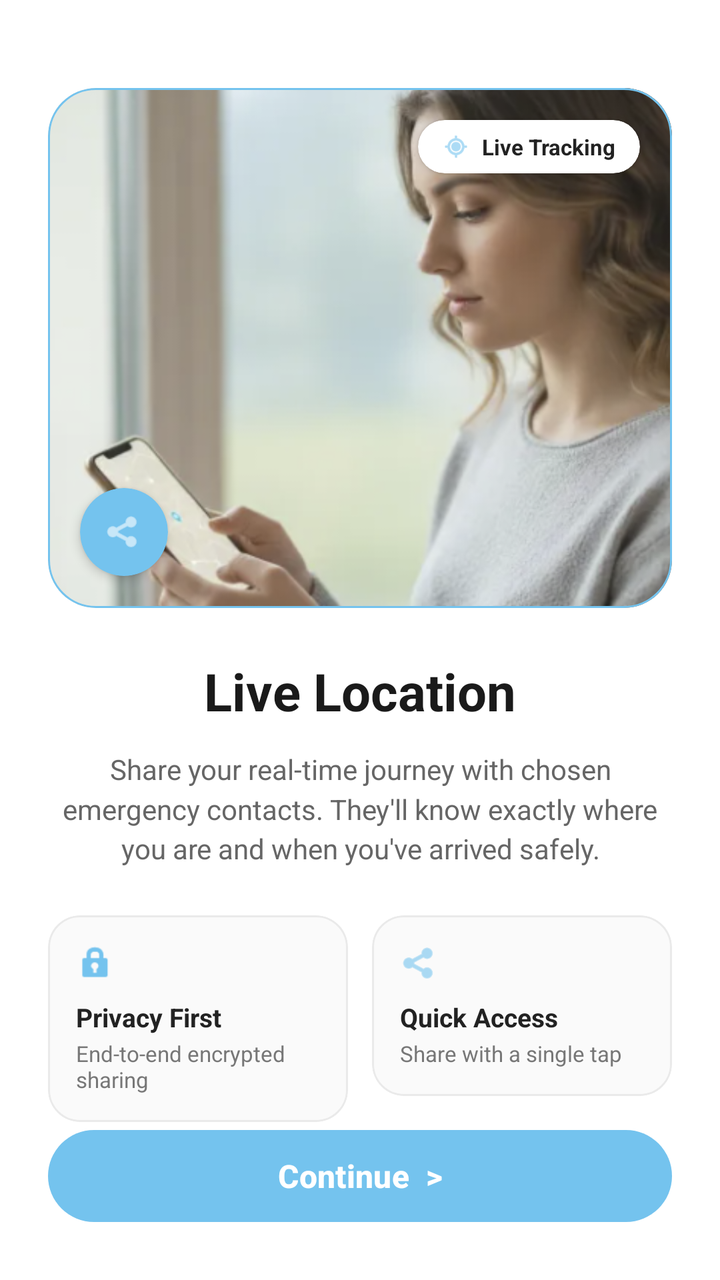
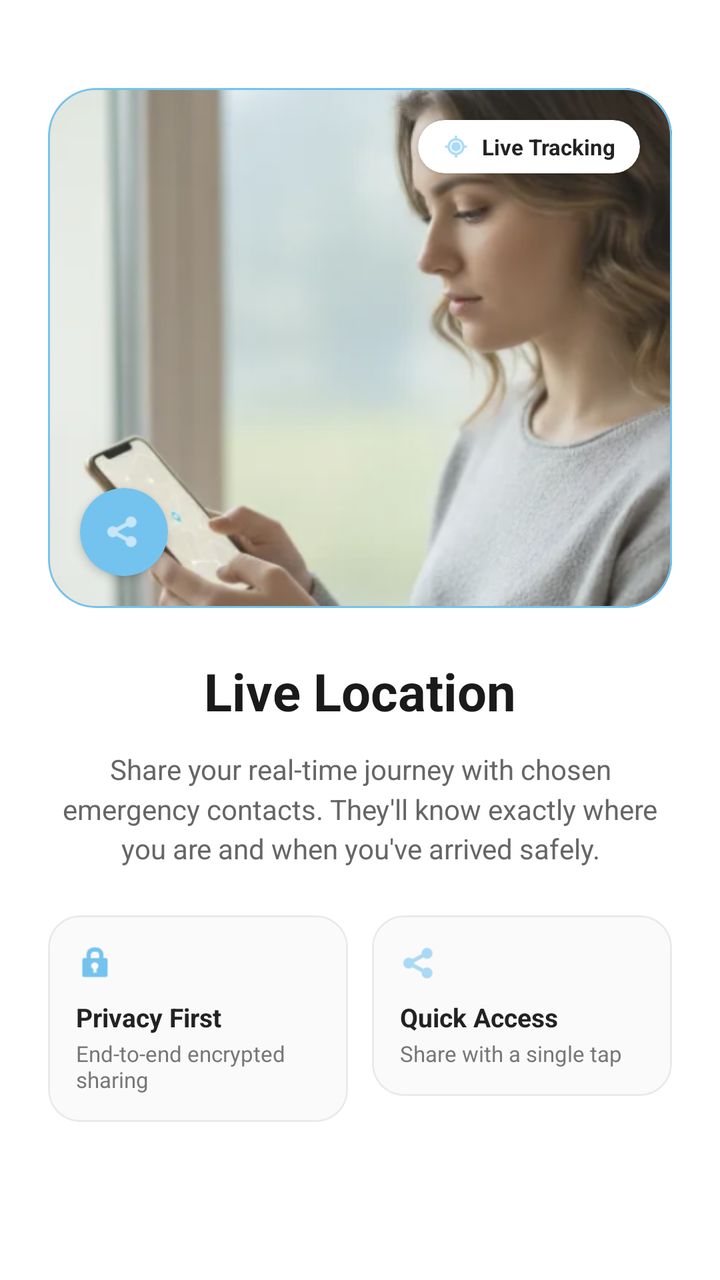

Screens rendered from an Android XML layout before and after an edit, with the pre-edit source and the edit as a unified diff.
<!-- AndroidManifest.xml: application theme Theme.SafeRoute -->
<!-- res/layout/item_onboarding_location.xml -->
<?xml version="1.0" encoding="utf-8"?>
<LinearLayout xmlns:android="http://schemas.android.com/apk/res/android"
    xmlns:app="http://schemas.android.com/apk/res-auto"
    android:layout_width="match_parent"
    android:layout_height="match_parent"
    android:orientation="vertical"
    android:background="#FFFFFF"
    android:padding="24dp">

    <com.google.android.material.card.MaterialCardView
        android:layout_width="match_parent"
        android:layout_height="260dp"
        android:layout_marginTop="20dp"
        app:cardCornerRadius="24dp"
        app:cardElevation="0dp"
        app:strokeWidth="1dp"
        app:strokeColor="#74C3EE">

        <RelativeLayout
            android:layout_width="match_parent"
            android:layout_height="match_parent">


            <ImageView
                android:layout_width="match_parent"
                android:layout_height="match_parent"
                android:src="@drawable/boarding_location"
                android:scaleType="centerCrop" />


            <com.google.android.material.card.MaterialCardView
                android:layout_width="wrap_content"
                android:layout_height="wrap_content"
                android:layout_alignParentEnd="true"
                android:layout_alignParentTop="true"
                android:layout_margin="16dp"
                app:cardCornerRadius="14dp"
                app:cardElevation="2dp"
                app:cardBackgroundColor="#FFFFFF"
                app:strokeWidth="0dp">
                <LinearLayout
                    android:layout_width="wrap_content"
                    android:layout_height="wrap_content"
                    android:orientation="horizontal"
                    android:paddingHorizontal="12dp"
                    android:paddingVertical="6dp"
                    android:gravity="center_vertical">
                    <ImageView
                        android:layout_width="14dp"
                        android:layout_height="14dp"
                        android:src="@android:drawable/ic_menu_mylocation"
                        app:tint="#74C3EE"
                        android:layout_marginEnd="6dp"/>
                    <TextView
                        android:layout_width="wrap_content"
                        android:layout_height="wrap_content"
                        android:text="Live Tracking"
                        android:textColor="#222222"
                        android:textSize="11sp"
                        android:textStyle="bold"/>
                </LinearLayout>
            </com.google.android.material.card.MaterialCardView>


            <com.google.android.material.card.MaterialCardView
                android:layout_width="44dp"
                android:layout_height="44dp"
                android:layout_alignParentBottom="true"
                android:layout_alignParentStart="true"
                android:layout_margin="16dp"
                app:cardCornerRadius="22dp"
                app:cardElevation="3dp"
                app:cardBackgroundColor="#74C3EE"
                app:strokeWidth="0dp">
                <ImageView
                    android:layout_width="20dp"
                    android:layout_height="20dp"
                    android:layout_gravity="center"
                    android:src="@android:drawable/ic_menu_share"
                    app:tint="#FFFFFF" />
            </com.google.android.material.card.MaterialCardView>

        </RelativeLayout>
    </com.google.android.material.card.MaterialCardView>


    <TextView
        android:layout_width="wrap_content"
        android:layout_height="wrap_content"
        android:text="Live Location"
        android:textColor="#1A1A1A"
        android:textSize="26sp"
        android:textStyle="bold"
        android:layout_gravity="center_horizontal"
        android:layout_marginTop="24dp" />

    <TextView
        android:layout_width="match_parent"
        android:layout_height="wrap_content"
        android:text="Share your real-time journey with chosen emergency contacts. They'll know exactly where you are and when you've arrived safely."
        android:textColor="#666666"
        android:textSize="14sp"
        android:gravity="center"
        android:layout_marginTop="12dp"
        android:lineSpacingMultiplier="1.2" />


    <LinearLayout
        android:layout_width="match_parent"
        android:layout_height="wrap_content"
        android:orientation="horizontal"
        android:layout_marginTop="24dp"
        android:weightSum="2">


        <com.google.android.material.card.MaterialCardView
            android:layout_width="0dp"
            android:layout_height="wrap_content"
            android:layout_weight="1"
            android:layout_marginEnd="6dp"
            app:cardCornerRadius="16dp"
            app:cardBackgroundColor="#FAFAFA"
            app:strokeColor="#EAEAEA"
            app:strokeWidth="1dp"
            app:cardElevation="0dp">
            <LinearLayout
                android:layout_width="match_parent"
                android:layout_height="wrap_content"
                android:orientation="vertical"
                android:padding="14dp">

                <ImageView
                    android:layout_width="20dp"
                    android:layout_height="20dp"
                    android:src="@android:drawable/ic_lock_idle_lock"
                    app:tint="#74C3EE"/>
                <TextView
                    android:layout_width="wrap_content"
                    android:layout_height="wrap_content"
                    android:text="Privacy First"
                    android:textStyle="bold"
                    android:textColor="#222222"
                    android:layout_marginTop="8dp"
                    android:textSize="13sp"/>
                <TextView
                    android:layout_width="match_parent"
                    android:layout_height="wrap_content"
                    android:text="End-to-end encrypted sharing"
                    android:textColor="#777777"
                    android:textSize="11sp"
                    android:layout_marginTop="2dp"/>
            </LinearLayout>
        </com.google.android.material.card.MaterialCardView>


        <com.google.android.material.card.MaterialCardView
            android:layout_width="0dp"
            android:layout_height="wrap_content"
            android:layout_weight="1"
            android:layout_marginStart="6dp"
            app:cardCornerRadius="16dp"
            app:cardBackgroundColor="#FAFAFA"
            app:strokeColor="#EAEAEA"
            app:strokeWidth="1dp"
            app:cardElevation="0dp">
            <LinearLayout
                android:layout_width="match_parent"
                android:layout_height="wrap_content"
                android:orientation="vertical"
                android:padding="14dp">
                <ImageView
                    android:layout_width="20dp"
                    android:layout_height="20dp"
                    android:src="@android:drawable/ic_menu_share"
                    app:tint="#74C3EE"/>
                <TextView
                    android:layout_width="wrap_content"
                    android:layout_height="wrap_content"
                    android:text="Quick Access"
                    android:textStyle="bold"
                    android:textColor="#222222"
                    android:layout_marginTop="8dp"
                    android:textSize="13sp"/>
                <TextView
                    android:layout_width="match_parent"
                    android:layout_height="wrap_content"
                    android:text="Share with a single tap"
                    android:textColor="#777777"
                    android:textSize="11sp"
                    android:layout_marginTop="2dp"/>
            </LinearLayout>
        </com.google.android.material.card.MaterialCardView>
    </LinearLayout>

    <View
        android:layout_width="match_parent"
        android:layout_height="0dp"
        android:layout_weight="1" />


    <LinearLayout
        android:layout_width="match_parent"
        android:layout_height="wrap_content"
        android:orientation="vertical"
        android:gravity="center_horizontal"
        android:layout_marginBottom="8dp">

        <com.google.android.material.button.MaterialButton
            android:id="@+id/btnContinue"
            android:layout_width="match_parent"
            android:layout_height="54dp"
            android:text="Continue  >"
            android:textColor="#FFFFFF"
            android:textSize="16sp"
            android:textStyle="bold"
            app:backgroundTint="#74C3EE"
            app:cornerRadius="27dp"
            app:elevation="2dp" />

        <TextView
            android:id="@+id/tvSkipToDashboard"
            android:layout_width="wrap_content"
            android:layout_height="wrap_content"
            android:text="Skip to Dashboard"
            android:textColor="#999999"
            android:textSize="13sp"
            android:layout_marginTop="14dp"
            android:padding="4dp" />
    </LinearLayout>

</LinearLayout>
<!-- resources referenced by this layout -->
<resources>
  <!-- drawable boarding_location: png bitmap (drawable, 144806 bytes) -->
  <style name="Theme.SafeRoute" parent="Base.Theme.SafeRoute" />
  <style name="Base.Theme.SafeRoute" parent="Theme.Material3.DayNight.NoActionBar">
          
          
      </style>
</resources>

<!-- the commit's change to res/layout/item_onboarding_location.xml (unified diff, before → after) -->
@@ -3,8 +3,8 @@
     xmlns:app="http://schemas.android.com/apk/res-auto"
     android:layout_width="match_parent"
     android:layout_height="match_parent"
+    android:background="#FFFFFF"
     android:orientation="vertical"
-    android:background="#FFFFFF"
     android:padding="24dp">
 
     <com.google.android.material.card.MaterialCardView
@@ -13,8 +13,8 @@
         android:layout_marginTop="20dp"
         app:cardCornerRadius="24dp"
         app:cardElevation="0dp"
-        app:strokeWidth="1dp"
-        app:strokeColor="#74C3EE">
+        app:strokeColor="#74C3EE"
+        app:strokeWidth="1dp">
 
         <RelativeLayout
             android:layout_width="match_parent"
@@ -24,40 +24,43 @@
             <ImageView
                 android:layout_width="match_parent"
                 android:layout_height="match_parent"
-                android:src="@drawable/boarding_location"
-                android:scaleType="centerCrop" />
+                android:scaleType="centerCrop"
+                android:src="@drawable/boarding_location" />
 
 
             <com.google.android.material.card.MaterialCardView
                 android:layout_width="wrap_content"
                 android:layout_height="wrap_content"
+                android:layout_alignParentTop="true"
                 android:layout_alignParentEnd="true"
-                android:layout_alignParentTop="true"
                 android:layout_margin="16dp"
+                app:cardBackgroundColor="#FFFFFF"
                 app:cardCornerRadius="14dp"
                 app:cardElevation="2dp"
-                app:cardBackgroundColor="#FFFFFF"
                 app:strokeWidth="0dp">
+
                 <LinearLayout
                     android:layout_width="wrap_content"
                     android:layout_height="wrap_content"
+                    android:gravity="center_vertical"
                     android:orientation="horizontal"
                     android:paddingHorizontal="12dp"
-                    android:paddingVertical="6dp"
-                    android:gravity="center_vertical">
+                    android:paddingVertical="6dp">
+
                     <ImageView
                         android:layout_width="14dp"
                         android:layout_height="14dp"
+                        android:layout_marginEnd="6dp"
                         android:src="@android:drawable/ic_menu_mylocation"
-                        app:tint="#74C3EE"
-                        android:layout_marginEnd="6dp"/>
+                        app:tint="#74C3EE" />
+
                     <TextView
                         android:layout_width="wrap_content"
                         android:layout_height="wrap_content"
                         android:text="Live Tracking"
                         android:textColor="#222222"
                         android:textSize="11sp"
-                        android:textStyle="bold"/>
+                        android:textStyle="bold" />
                 </LinearLayout>
             </com.google.android.material.card.MaterialCardView>
 
@@ -65,13 +68,14 @@
             <com.google.android.material.card.MaterialCardView
                 android:layout_width="44dp"
                 android:layout_height="44dp"
+                android:layout_alignParentStart="true"
                 android:layout_alignParentBottom="true"
-                android:layout_alignParentStart="true"
                 android:layout_margin="16dp"
+                app:cardBackgroundColor="#74C3EE"
                 app:cardCornerRadius="22dp"
                 app:cardElevation="3dp"
-                app:cardBackgroundColor="#74C3EE"
                 app:strokeWidth="0dp">
+
                 <ImageView
                     android:layout_width="20dp"
                     android:layout_height="20dp"
@@ -87,42 +91,43 @@
     <TextView
         android:layout_width="wrap_content"
         android:layout_height="wrap_content"
+        android:layout_gravity="center_horizontal"
+        android:layout_marginTop="24dp"
         android:text="Live Location"
         android:textColor="#1A1A1A"
         android:textSize="26sp"
-        android:textStyle="bold"
-        android:layout_gravity="center_horizontal"
-        android:layout_marginTop="24dp" />
+        android:textStyle="bold" />
 
     <TextView
         android:layout_width="match_parent"
         android:layout_height="wrap_content"
+        android:layout_marginTop="12dp"
+        android:gravity="center"
+        android:lineSpacingMultiplier="1.2"
         android:text="Share your real-time journey with chosen emergency contacts. They'll know exactly where you are and when you've arrived safely."
         android:textColor="#666666"
-        android:textSize="14sp"
-        android:gravity="center"
-        android:layout_marginTop="12dp"
-        android:lineSpacingMultiplier="1.2" />
+        android:textSize="14sp" />
 
 
     <LinearLayout
         android:layout_width="match_parent"
         android:layout_height="wrap_content"
+        android:layout_marginTop="24dp"
         android:orientation="horizontal"
-        android:layout_marginTop="24dp"
         android:weightSum="2">
 
 
         <com.google.android.material.card.MaterialCardView
             android:layout_width="0dp"
             android:layout_height="wrap_content"
+            android:layout_marginEnd="6dp"
             android:layout_weight="1"
-            android:layout_marginEnd="6dp"
+            app:cardBackgroundColor="#FAFAFA"
             app:cardCornerRadius="16dp"
-            app:cardBackgroundColor="#FAFAFA"
+            app:cardElevation="0dp"
             app:strokeColor="#EAEAEA"
-            app:strokeWidth="1dp"
-            app:cardElevation="0dp">
+            app:strokeWidth="1dp">
+
             <LinearLayout
                 android:layout_width="match_parent"
                 android:layout_height="wrap_content"
@@ -133,22 +138,24 @@
                     android:layout_width="20dp"
                     android:layout_height="20dp"
                     android:src="@android:drawable/ic_lock_idle_lock"
-                    app:tint="#74C3EE"/>
+                    app:tint="#74C3EE" />
+
                 <TextView
                     android:layout_width="wrap_content"
                     android:layout_height="wrap_content"
+                    android:layout_marginTop="8dp"
                     android:text="Privacy First"
-                    android:textStyle="bold"
                     android:textColor="#222222"
-                    android:layout_marginTop="8dp"
-                    android:textSize="13sp"/>
+                    android:textSize="13sp"
+                    android:textStyle="bold" />
+
                 <TextView
                     android:layout_width="match_parent"
                     android:layout_height="wrap_content"
+                    android:layout_marginTop="2dp"
                     android:text="End-to-end encrypted sharing"
                     android:textColor="#777777"
-                    android:textSize="11sp"
-                    android:layout_marginTop="2dp"/>
+                    android:textSize="11sp" />
             </LinearLayout>
         </com.google.android.material.card.MaterialCardView>
 
@@ -156,38 +163,42 @@
         <com.google.android.material.card.MaterialCardView
             android:layout_width="0dp"
             android:layout_height="wrap_content"
+            android:layout_marginStart="6dp"
             android:layout_weight="1"
-            android:layout_marginStart="6dp"
+            app:cardBackgroundColor="#FAFAFA"
             app:cardCornerRadius="16dp"
-            app:cardBackgroundColor="#FAFAFA"
+            app:cardElevation="0dp"
             app:strokeColor="#EAEAEA"
-            app:strokeWidth="1dp"
-            app:cardElevation="0dp">
+            app:strokeWidth="1dp">
+
             <LinearLayout
                 android:layout_width="match_parent"
                 android:layout_height="wrap_content"
                 android:orientation="vertical"
                 android:padding="14dp">
+
                 <ImageView
                     android:layout_width="20dp"
                     android:layout_height="20dp"
                     android:src="@android:drawable/ic_menu_share"
-                    app:tint="#74C3EE"/>
+                    app:tint="#74C3EE" />
+
                 <TextView
                     android:layout_width="wrap_content"
                     android:layout_height="wrap_content"
+                    android:layout_marginTop="8dp"
                     android:text="Quick Access"
-                    android:textStyle="bold"
                     android:textColor="#222222"
-                    android:layout_marginTop="8dp"
-                    android:textSize="13sp"/>
+                    android:textSize="13sp"
+                    android:textStyle="bold" />
+
                 <TextView
                     android:layout_width="match_parent"
                     android:layout_height="wrap_content"
+                    android:layout_marginTop="2dp"
                     android:text="Share with a single tap"
                     android:textColor="#777777"
-                    android:textSize="11sp"
-                    android:layout_marginTop="2dp"/>
+                    android:textSize="11sp" />
             </LinearLayout>
         </com.google.android.material.card.MaterialCardView>
     </LinearLayout>
@@ -198,34 +209,4 @@
         android:layout_weight="1" />
 
 
-    <LinearLayout
-        android:layout_width="match_parent"
-        android:layout_height="wrap_content"
-        android:orientation="vertical"
-        android:gravity="center_horizontal"
-        android:layout_marginBottom="8dp">
-
-        <com.google.android.material.button.MaterialButton
-            android:id="@+id/btnContinue"
-            android:layout_width="match_parent"
-            android:layout_height="54dp"
-            android:text="Continue  >"
-            android:textColor="#FFFFFF"
-            android:textSize="16sp"
-            android:textStyle="bold"
-            app:backgroundTint="#74C3EE"
-            app:cornerRadius="27dp"
-            app:elevation="2dp" />
-
-        <TextView
-            android:id="@+id/tvSkipToDashboard"
-            android:layout_width="wrap_content"
-            android:layout_height="wrap_content"
-            android:text="Skip to Dashboard"
-            android:textColor="#999999"
-            android:textSize="13sp"
-            android:layout_marginTop="14dp"
-            android:padding="4dp" />
-    </LinearLayout>
-
 </LinearLayout>
